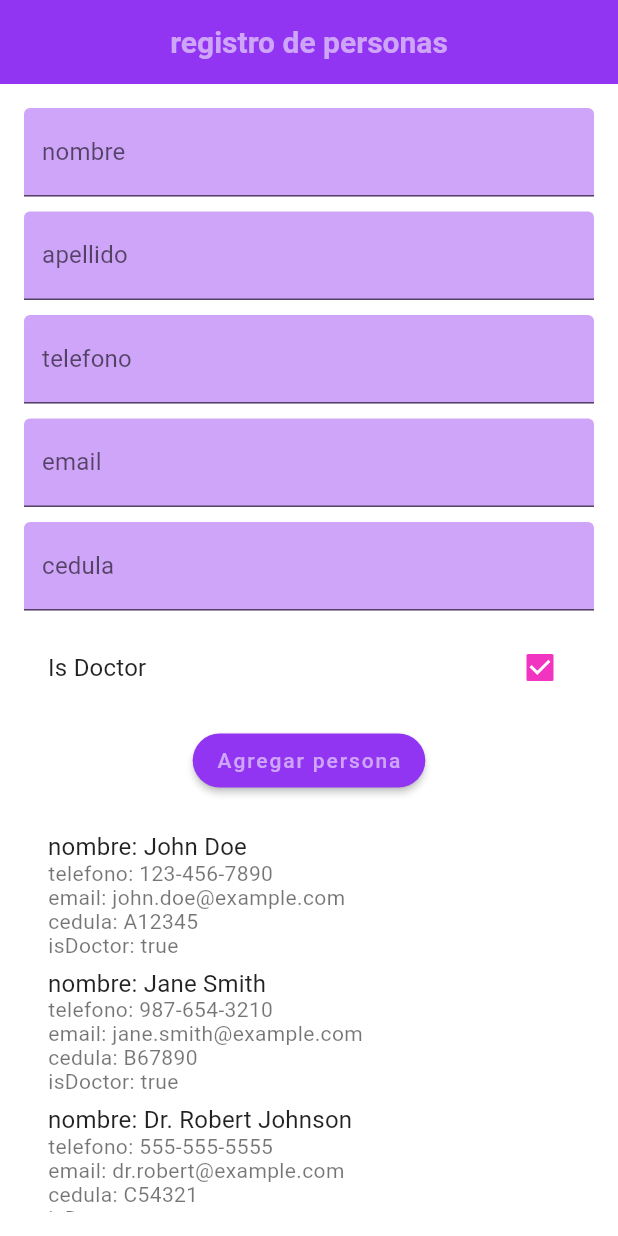
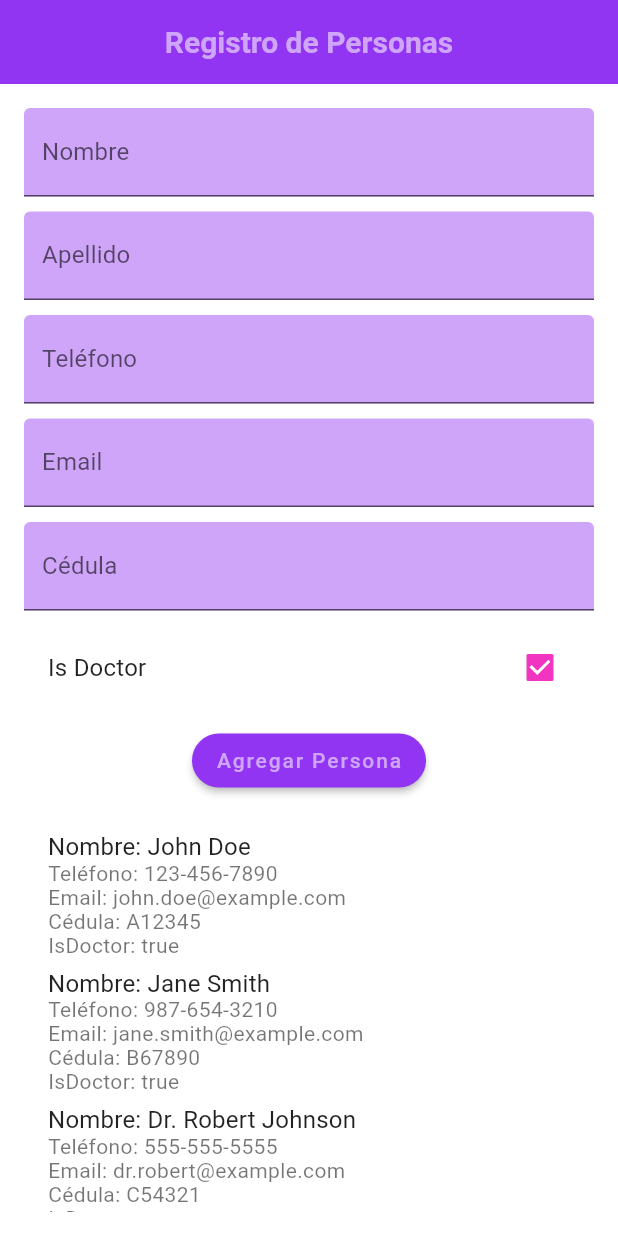
Before and after one commit to IvanWeissVanDerPol/FisioSeguroApp, a Flutter app: the RegistrationFormScreen screen opened by its route, after a tap on "Is Doctor", on a phone screen of 412 x 824 dp. Run offline on Flutter 3.47's test engine with Material 2 defaults, Android fonts, the phone set to English and light mode, and no system bars; our stand-ins replace cloud_firestore, firebase_auth, firebase_core, get, go_router, google_fonts; accounts and stored records are empty.

Commit message:
Registro personas
Corrección de errores, guarda correctamente las personas(Dr o Paciente), scroll en la lista de personas.

```diff
--- a/fisio_seguro_app/lib/screens/RegistroDePersona/registratio_form_screen.dart
+++ b/fisio_seguro_app/lib/screens/RegistroDePersona/registratio_form_screen.dart
@@ -6,26 +6,22 @@ import 'package:flutter/services.dart';
 import 'package:path_provider/path_provider.dart';
 
 class RegistrationFormScreen extends StatefulWidget {
-  const RegistrationFormScreen({super.key});
+  const RegistrationFormScreen({Key? key}) : super(key: key);
 
   @override
-  // ignore: library_private_types_in_public_api
   _RegistrationFormScreenState createState() => _RegistrationFormScreenState();
 }
 
 class _RegistrationFormScreenState extends State<RegistrationFormScreen> {
   List<Map<String, dynamic>> persons = [];
+  bool isDoctor = false;
 
-  // Controllers for form inputs
   late String filePath;
-  TextEditingController idController = TextEditingController();
-  TextEditingController descripcionController = TextEditingController();
   TextEditingController nameController = TextEditingController();
   TextEditingController apellidoController = TextEditingController();
   TextEditingController telefonoController = TextEditingController();
   TextEditingController emailController = TextEditingController();
   TextEditingController cedulaController = TextEditingController();
-  TextEditingController isDoctorController = TextEditingController();
 
   @override
   void initState() {
@@ -33,7 +29,7 @@ class _RegistrationFormScreenState extends State<RegistrationFormScreen> {
     _initializeFilePath();
   }
 
-  Future<void> _savepersons() async {
+  Future<void> _savePersons() async {
     final File file = File(filePath);
     final String data = json.encode(persons);
     await file.writeAsString(data);
@@ -46,112 +42,94 @@ class _RegistrationFormScreenState extends State<RegistrationFormScreen> {
     final File file = File(filePath);
     final String jsonString = await rootBundle.loadString('assets/persons.json');
     await file.writeAsString(jsonString);
-    if (!await file.exists()) {
-      final String jsonString = await rootBundle.loadString('assets/persons.json');
-      await file.writeAsString(jsonString);
+
+    _loadPersons();
   }
 
-    _loadpersons();
-  }
-
-  Future<void> _loadpersons() async {
+  Future<void> _loadPersons() async {
     if (filePath.isEmpty) return;
 
     final File file = File(filePath);
     final data = await file.readAsString();
-    final List<Map<String, dynamic>> loadedpersons = List.from(json.decode(data));
-    loadedpersons.sort((a, b) => a['idPersona'].compareTo(b['idPersona']));
+    final List<Map<String, dynamic>> loadedPersons = List.from(json.decode(data));
+    loadedPersons.sort((a, b) => a['idPersona'].compareTo(b['idPersona']));
 
     setState(() {
-      persons = loadedpersons;
+      persons = loadedPersons;
     });
   }
 
   @override
   Widget build(BuildContext context) {
     return Scaffold(
-      appBar: AppBar(title: const Text('registro de personas')),
+      appBar: AppBar(title: const Text('Registro de Personas')),
       body: Padding(
         padding: const EdgeInsets.all(16.0),
-          child: SingleChildScrollView(
-            //
         child: Column(
           children: [
-                // Form for adding new persons (nombre, apellido, telefono, email, cedula, checkbox is doctor)
-                //make a form for the registration of a person
-                // start then the name, then the last name, then the phone number, then the email, then the cedula number, then the checkbox for if it is a doctor or not
             TextField(
               controller: nameController,
-                  keyboardType: TextInputType.number,
-                  decoration: const InputDecoration(
-                    labelText: 'nombre',
-                  ),
+              decoration: const InputDecoration(labelText: 'Nombre'),
             ),
             const SizedBox(height: 10),
             TextField(
               controller: apellidoController,
-                  decoration: const InputDecoration(
-                    labelText: 'apellido',
-                  ),
+              decoration: const InputDecoration(labelText: 'Apellido'),
             ),
             const SizedBox(height: 10),
             TextField(
               controller: telefonoController,
-                  decoration: const InputDecoration(
-                    labelText: 'telefono',
-                  ),
+              decoration: const InputDecoration(labelText: 'Teléfono'),
             ),
             const SizedBox(height: 10),
             TextField(
               controller: emailController,
-                  decoration: const InputDecoration(
-                    labelText: 'email',
-                  ),
+              decoration: const InputDecoration(labelText: 'Email'),
             ),
             const SizedBox(height: 10),
             TextField(
               controller: cedulaController,
-                  decoration: const InputDecoration(
-                    labelText: 'cedula',
-                  ),
+              decoration: const InputDecoration(labelText: 'Cédula'),
             ),
             const SizedBox(height: 10),
             CheckboxListTile(
               title: const Text('Is Doctor'),
-                  value: isDoctorController.text.isNotEmpty ? isDoctorController.text == 'true' : false,
+              value: isDoctor,
               onChanged: (value) {
                 setState(() {
-                      isDoctorController.text = value.toString();
+                  isDoctor = value!;
                 });
               },
             ),
             const SizedBox(height: 10),
             ElevatedButton(
               onPressed: _addPerson,
-                  child: const Text('Agregar persona'),
+              child: const Text('Agregar Persona'),
             ),
             const SizedBox(height: 20),
-                // Table to display persons
-                ListView.builder(
+            Expanded(
+              child: ListView.builder(
                 itemCount: persons.length,
-              shrinkWrap: true, // <-- This makes the ListView only take up the space it needs
                 itemBuilder: (context, index) {
                   return ListTile(
-                  title: Text('nombre: ${persons[index]['nombre']} ${persons[index]['apellido']}'),
-                  subtitle: Text('telefono: ${persons[index]['telefono']} \nemail: ${persons[index]['email']} \ncedula: ${persons[index]['cedula']} \nisDoctor: ${persons[index]['isDoctor']}'),
+                    title: Text('Nombre: ${persons[index]['nombre']} ${persons[index]['apellido']}'),
+                    subtitle: Text('Teléfono: ${persons[index]['telefono']} \nEmail: ${persons[index]['email']} \nCédula: ${persons[index]['cedula']} \nIsDoctor: ${persons[index]['isDoctor']}'),
                   );
                 },
               ),
+            ),
           ],
-        ),
         ),
       ),
     );
   }
 
-
   void _addPerson() {
-    if (nameController.text.isNotEmpty && apellidoController.text.isNotEmpty && telefonoController.text.isNotEmpty && emailController.text.isNotEmpty && cedulaController.text.isNotEmpty) {
+    if (nameController.text.isNotEmpty &&
+        apellidoController.text.isNotEmpty &&
+        telefonoController.text.isNotEmpty &&
+        emailController.text.isNotEmpty &&
+        cedulaController.text.isNotEmpty) {
       int newId = persons.isNotEmpty ? persons.last['idPersona'] + 1 : 1;
 
       setState(() {
@@ -162,84 +140,12 @@ class _RegistrationFormScreenState extends State<RegistrationFormScreen> {
           'telefono': telefonoController.text,
           'email': emailController.text,
           'cedula': cedulaController.text,
-          'isDoctor': isDoctorController.text == 'true',
+          'isDoctor': isDoctor,
         });
-        persons.sort((a, b) => b['idPersona'].compareTo(a['idPersona']));
-
-        idController.clear();
-        descripcionController.clear();
-      });
-
-      _savepersons(); // Save changes to file
-    }
-  }
-
-  void _editPerson(int index) {
-    final TextEditingController idEditController = TextEditingController(text: persons[index]['id'].toString());
-    final TextEditingController descripcionEditController = TextEditingController(text: persons[index]['descripcion']);
-
-    showDialog(
-      context: context,
-      builder: (context) => AlertDialog(
-        title: const Text('Edit Person'),
-        content: Column(
-          mainAxisSize: MainAxisSize.min,
-          children: [
-            TextField(
-              controller: idEditController,
-              keyboardType: TextInputType.number,
-              decoration: const InputDecoration(
-                labelText: 'Id Categoría',
-              ),
-            ),
-            TextField(
-              controller: descripcionEditController,
-              decoration: const InputDecoration(
-                labelText: 'Descripción',
-              ),
-            ),
-          ],
-        ),
-        actions: [
-          ElevatedButton(
-            onPressed: () {
-              final int newId = int.parse(idEditController.text);
-              final String newDescripcion = descripcionEditController.text;
-
-              // Check if updated ID is unique (excluding the current Person being edited)
-              if (persons.where((Person) => Person['idPersona'] == newId && persons.indexOf(Person) != index).isNotEmpty) {
-                ScaffoldMessenger.of(context).showSnackBar(const SnackBar(content: Text('ID already exists!')));
-                return;
-              }
-
-              setState(() {
-                persons[index] = {
-                  'idPersona': newId,
-                  'descripcion': newDescripcion,
-                };
         persons.sort((a, b) => a['idPersona'].compareTo(b['idPersona']));
       });
 
-              _savepersons(); // Save changes to file
-              Navigator.of(context).pop();
-            },
-            child: const Text('Update'),
-          ),
-          ElevatedButton(
-            onPressed: () {
-              Navigator.of(context).pop();
-            },
-            child: const Text('Cancel'),
-          ),
-        ],
-      ),
-    );
-  }
-
-  void _deletePerson(int index) {
-    setState(() {
-      persons.removeAt(index);
-    });
-    _savepersons(); // Save changes to file
+      _savePersons(); // Save changes to file
     }
   }
+}
```
Lines whose indentation alone changed are shown as unchanged.
